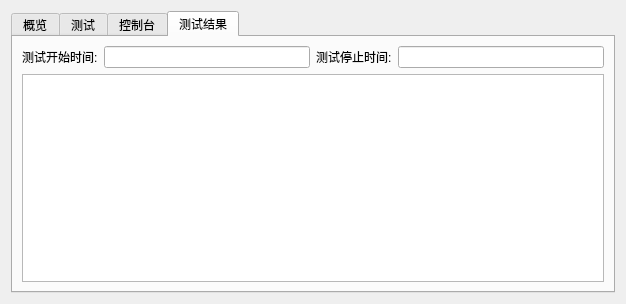
Above: nfc_project_main.ui from liuran2011/autotest before the change. Below: the same form after it.
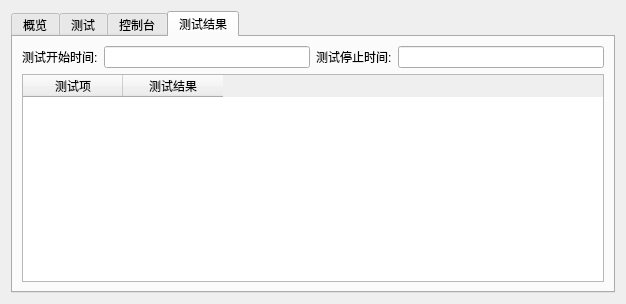
That is the form after the change. The open tabs and pages were chosen to show the change.

The edit to the form file:
```diff
--- a/nfc_project_main.ui
+++ b/nfc_project_main.ui
@@ -253,13 +253,13 @@
        <item row="1" column="0" colspan="4">
         <widget class="QTableWidget" name="testResultTreeWidget">
          <attribute name="horizontalHeaderVisible">
-          <bool>false</bool>
+          <bool>true</bool>
          </attribute>
          <attribute name="horizontalHeaderCascadingSectionResizes">
           <bool>false</bool>
          </attribute>
          <attribute name="verticalHeaderVisible">
-          <bool>false</bool>
+          <bool>true</bool>
          </attribute>
          <column>
           <property name="text">
```
Left out of the diff: 2 changed lines with no effect on the pictures.
